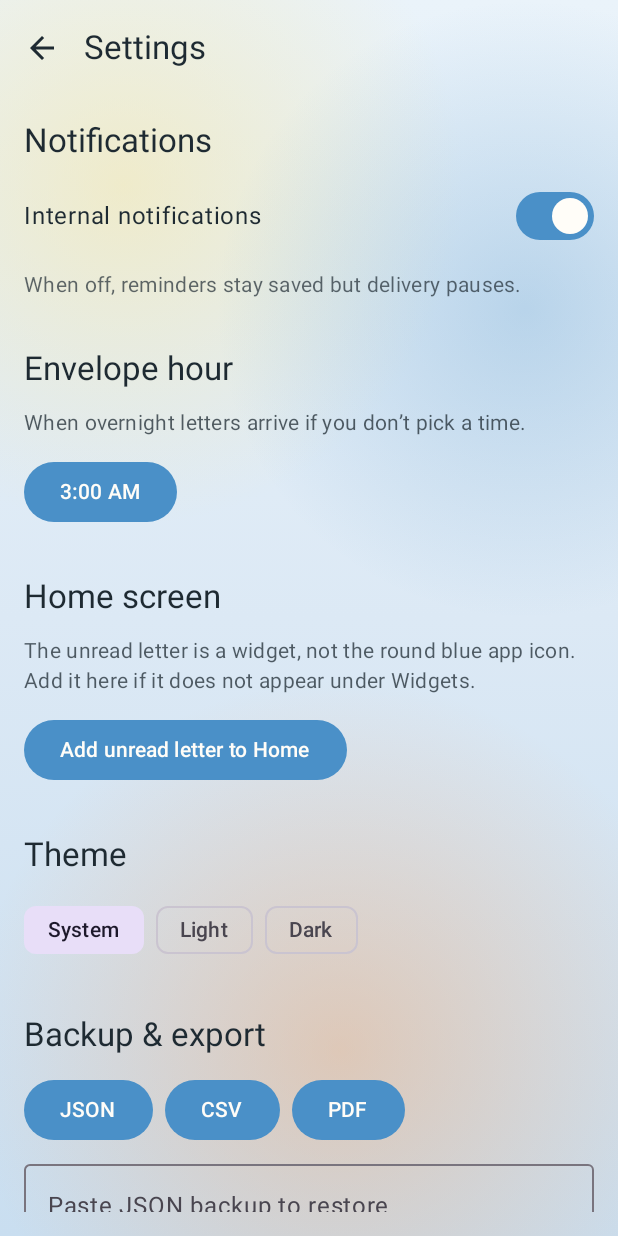
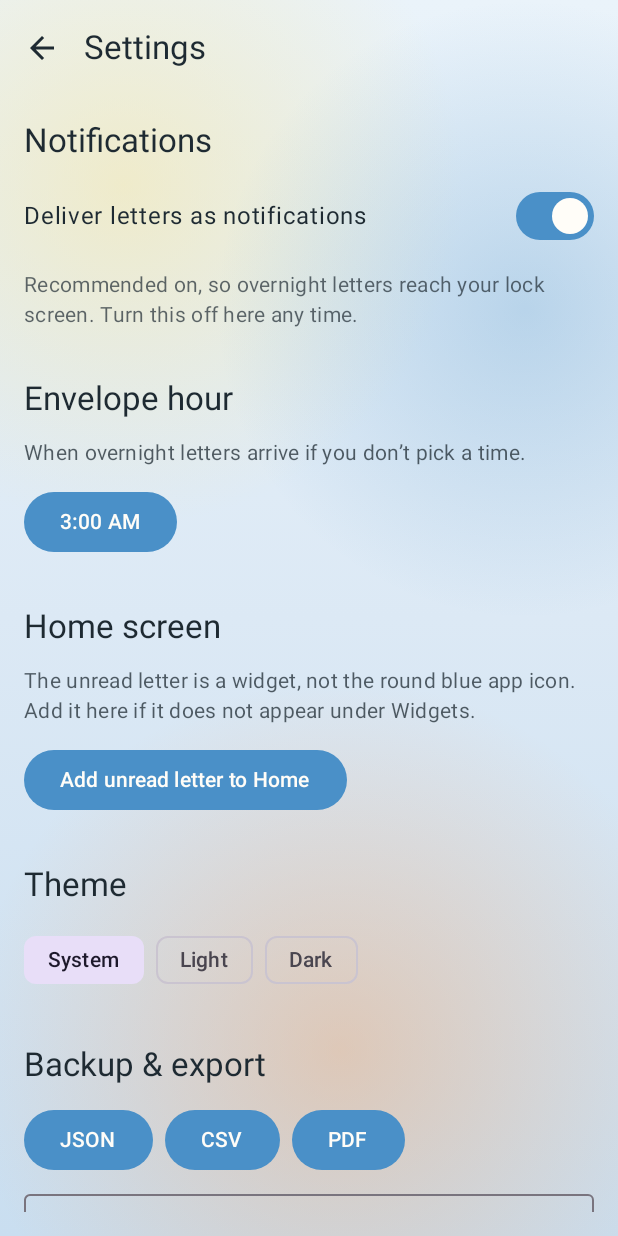
Before and after one commit to r3s0lv343vr/MessageMe, an Android app built with Jetpack Compose: the screen it shows after launch (MainActivity), after a tap on "Settings", on a phone screen of 412 x 824 dp. Run offline under Robolectric (Android 15) with nearby library versions, the phone set to English and light mode, and no system bars; our stand-ins replace Dagger/Hilt's generated code, Firebase (no records; nobody signed in at launch, a user with empty details on screens opened directly), Room's generated code; 2 statements that could not run were skipped.

Commit message:
fix: ask notification permission once on first launch
Sending a letter no longer reopens Allow Notifications. The prompt
appears on first use, is marked asked after Allow or Not Now, and
Settings can turn delivery off or request the phone permission again.

Co-authored-by: r3s0lv343vr <r3s0lv343vr@users.noreply.github.com>

```diff
--- a/app/src/main/java/com/unbound/messageme/MainActivity.kt
+++ b/app/src/main/java/com/unbound/messageme/MainActivity.kt
@@ -55,7 +55,6 @@ data class OpenInboxTarget(val dateIso: String, val messageId: String)
 
 @AndroidEntryPoint
 class MainActivity : ComponentActivity() {
-    private var showInAppPermissionDialog by mutableStateOf(false)
     private var rewriteTaskId by mutableStateOf<String?>(null)
     private var openInbox by mutableStateOf<OpenInboxTarget?>(null)
     private var openReceivedDay by mutableStateOf<String?>(null)
@@ -83,8 +82,6 @@ class MainActivity : ComponentActivity() {
                 AppNav(
                     viewModel = viewModel,
                     systemNotificationsBlocked = !NotificationManagerCompat.from(this).areNotificationsEnabled(),
-                    showPermissionDialog = showInAppPermissionDialog ||
-                        viewModel.pendingPermissionPrompt.collectAsStateWithLifecycle().value,
                     openInbox = openInbox,
                     onOpenInboxConsumed = { openInbox = null },
                     openReceivedDay = openReceivedDay,
@@ -93,12 +90,10 @@ class MainActivity : ComponentActivity() {
                     onRewriteConsumed = { rewriteTaskId = null },
                     onAllowNotifications = {
                         viewModel.markPermissionAsked()
-                        showInAppPermissionDialog = false
                         requestSystemNotificationPermission()
                     },
                     onDeferNotifications = {
                         viewModel.markPermissionAsked()
-                        showInAppPermissionDialog = false
                     }
                 )
             }
@@ -152,7 +147,6 @@ class MainActivity : ComponentActivity() {
 private fun AppNav(
     viewModel: MessageMeViewModel,
     systemNotificationsBlocked: Boolean,
-    showPermissionDialog: Boolean,
     openInbox: OpenInboxTarget?,
     onOpenInboxConsumed: () -> Unit,
     openReceivedDay: String?,
@@ -170,6 +164,8 @@ private fun AppNav(
     val lastExport by viewModel.lastExport.collectAsStateWithLifecycle()
     val envelopeHour by viewModel.envelopeHour.collectAsStateWithLifecycle()
     val seenEnvelopeHint by viewModel.seenEnvelopeHint.collectAsStateWithLifecycle()
+    val hasAskedPermission by viewModel.hasAskedPermission.collectAsStateWithLifecycle()
+    val pendingPermissionPrompt by viewModel.pendingPermissionPrompt.collectAsStateWithLifecycle()
     val notice by viewModel.notice.collectAsStateWithLifecycle()
     val editingTask by viewModel.editingTask.collectAsStateWithLifecycle()
     val navBackStackEntry by navController.currentBackStackEntryAsState()
@@ -180,6 +176,10 @@ private fun AppNav(
 
     LaunchedEffect(Unit) {
         viewModel.refreshAlarms()
+    }
+
+    LaunchedEffect(hasAskedPermission, systemNotificationsBlocked) {
+        viewModel.considerFirstRunNotificationPrompt(!systemNotificationsBlocked)
     }
 
     LaunchedEffect(rewriteTaskId) {
@@ -376,6 +376,7 @@ private fun AppNav(
                     lastExport = lastExport,
                     onBack = { navController.popBackStack() },
                     onToggleNotifications = viewModel::setNotificationsEnabled,
+                    onAllowOsNotifications = onAllowNotifications,
                     onThemeMode = viewModel::setThemeMode,
                     onEnvelopeHour = viewModel::setEnvelopeHour,
                     onExportJson = viewModel::exportJson,
@@ -388,7 +389,7 @@ private fun AppNav(
         }
     }
 
-    if (showPermissionDialog) {
+    if (pendingPermissionPrompt) {
         AlertDialog(
             onDismissRequest = onDeferNotifications,
             title = { Text(stringResource(R.string.permission_title)) },
--- a/app/src/main/java/com/unbound/messageme/ui/MessageMeViewModel.kt
+++ b/app/src/main/java/com/unbound/messageme/ui/MessageMeViewModel.kt
@@ -18,6 +18,7 @@ import kotlinx.coroutines.flow.MutableStateFlow
 import kotlinx.coroutines.flow.SharingStarted
 import kotlinx.coroutines.flow.StateFlow
 import kotlinx.coroutines.flow.asStateFlow
+import kotlinx.coroutines.flow.map
 import kotlinx.coroutines.flow.stateIn
 import kotlinx.coroutines.isActive
 import kotlinx.coroutines.launch
@@ -60,8 +61,10 @@ class MessageMeViewModel @Inject constructor(
     val seenEnvelopeHint = preferences.seenEnvelopeHint
         .stateIn(viewModelScope, SharingStarted.WhileSubscribed(5_000), false)
 
+    /** Null until DataStore has loaded, so first-run UI does not flash for returning users. */
     val hasAskedPermission = preferences.hasAskedNotificationPermission
-        .stateIn(viewModelScope, SharingStarted.WhileSubscribed(5_000), false)
+        .map<Boolean, Boolean?> { it }
+        .stateIn(viewModelScope, SharingStarted.Eagerly, null)
 
     private val _notice = MutableStateFlow<UiNotice?>(null)
     val notice = _notice.asStateFlow()
@@ -104,7 +107,6 @@ class MessageMeViewModel @Inject constructor(
                 .onSuccess {
                     _notice.value = UiNotice("Reminder scheduled")
                     if (time == null) preferences.setSeenEnvelopeHint(true)
-                    maybePromptNotifications()
                 }
                 .onFailure { _notice.value = UiNotice(it.message ?: "Failed", isError = true) }
         }
@@ -209,9 +211,12 @@ class MessageMeViewModel @Inject constructor(
         repository.rescheduleAllPendingAlarms()
     }
 
-    private suspend fun maybePromptNotifications() {
-        if (!hasAskedPermission.value) {
-            _pendingPermissionPrompt.value = true
+    fun considerFirstRunNotificationPrompt(systemNotificationsAllowed: Boolean) {
+        if (hasAskedPermission.value != false) return
+        if (systemNotificationsAllowed) {
+            viewModelScope.launch { preferences.setAskedNotificationPermission(true) }
+            return
         }
+        _pendingPermissionPrompt.value = true
     }
 }
--- a/app/src/main/java/com/unbound/messageme/ui/settings/SettingsScreen.kt
+++ b/app/src/main/java/com/unbound/messageme/ui/settings/SettingsScreen.kt
@@ -59,6 +59,7 @@ fun SettingsScreen(
     lastExport: File?,
     onBack: () -> Unit,
     onToggleNotifications: (Boolean) -> Unit,
+    onAllowOsNotifications: () -> Unit,
     onThemeMode: (String) -> Unit,
     onEnvelopeHour: (Int, Int) -> Unit,
     onExportJson: () -> Unit,
@@ -100,25 +101,26 @@ fun SettingsScreen(
                     horizontalArrangement = Arrangement.SpaceBetween,
                     verticalAlignment = Alignment.CenterVertically
                 ) {
-                    Text("Internal notifications", color = Ink)
+                    Text("Deliver letters as notifications", color = Ink)
                     Switch(checked = notificationsEnabled, onCheckedChange = onToggleNotifications)
                 }
                 Text(
-                    "When off, reminders stay saved but delivery pauses.",
+                    "Recommended on, so overnight letters reach your lock screen. Turn this off here any time.",
                     color = Ink.copy(alpha = 0.7f),
                     style = MaterialTheme.typography.bodyMedium
                 )
                 if (systemNotificationsBlocked) {
                     Text(
-                        "Notifications are blocked in your phone settings. Enable them to receive your scheduled messages.",
+                        "Your phone is still blocking MessageMe notifications.",
                         color = MaterialTheme.colorScheme.error
                     )
+                    Button(onClick = onAllowOsNotifications) { Text("Allow notifications") }
                     Button(onClick = {
                         val intent = Intent(Settings.ACTION_APP_NOTIFICATION_SETTINGS).apply {
                             putExtra(Settings.EXTRA_APP_PACKAGE, context.packageName)
                         }
                         context.startActivity(intent)
-                    }) { Text("Open Settings") }
+                    }) { Text("Open phone Settings") }
                 }
 
                 Spacer(Modifier.height(8.dp))
--- a/app/src/main/res/values/strings.xml
+++ b/app/src/main/res/values/strings.xml
@@ -8,8 +8,8 @@
     <string name="notification_action_acknowledged">Acknowledged</string>
     <string name="notification_action_snooze">Snooze</string>
     <string name="notification_action_rewrite">Rewrite</string>
-    <string name="permission_title">Never miss a reminder from yourself</string>
-    <string name="permission_message">Message Me uses notifications to deliver your scheduled messages and task reminders at the exact time you choose. Without notification permission, your reminders may not appear when you need them.</string>
+    <string name="permission_title">Allow notifications</string>
+    <string name="permission_message">Recommended: allow notifications so letters from you arrive on the lock screen at the time you chose. You can turn this off later in Settings.</string>
     <string name="permission_allow">Allow Notifications</string>
     <string name="permission_not_now">Not Now</string>
     <string name="notifications_blocked">Notifications are blocked in your phone settings. Enable them to receive your scheduled messages.</string>
```
Also changed, not shown: 3 other files.
